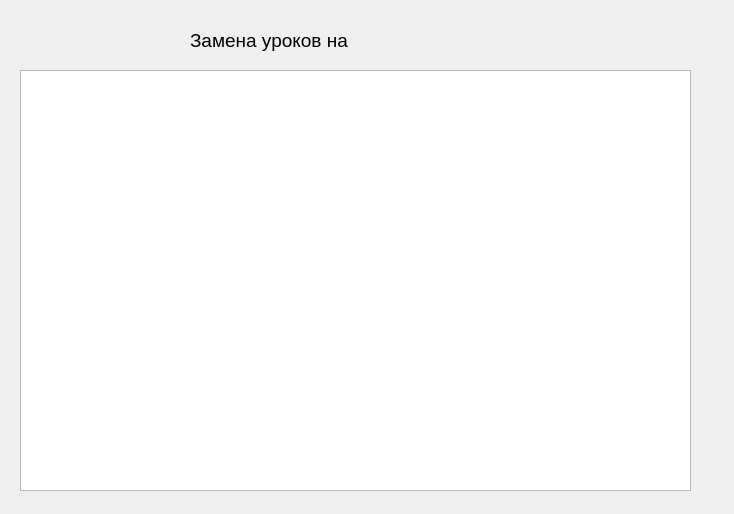
tanyaflos76/project_1, file dialog_form_3.ui: the form before one commit.
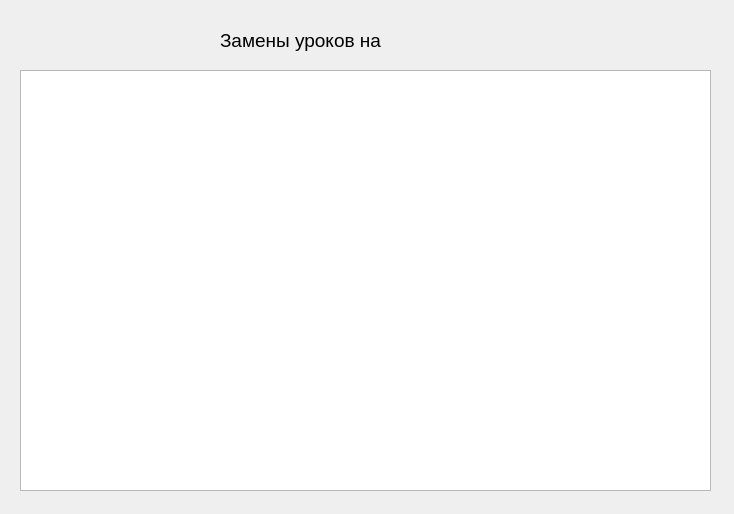
The form after the commit.

```diff
--- a/dialog_form_3.ui
+++ b/dialog_form_3.ui
@@ -10,13 +10,25 @@
     <height>514</height>
    </rect>
   </property>
+  <property name="minimumSize">
+   <size>
+    <width>734</width>
+    <height>514</height>
+   </size>
+  </property>
+  <property name="maximumSize">
+   <size>
+    <width>734</width>
+    <height>514</height>
+   </size>
+  </property>
   <property name="windowTitle">
    <string>Замены</string>
   </property>
   <widget class="QLabel" name="label_date">
    <property name="geometry">
     <rect>
-     <x>190</x>
+     <x>220</x>
      <y>20</y>
      <width>371</width>
      <height>41</height>
@@ -28,7 +40,7 @@
     </font>
    </property>
    <property name="text">
-    <string>Замена уроков на</string>
+    <string>Замены уроков на</string>
    </property>
   </widget>
   <widget class="QTableWidget" name="tableWidget">
@@ -36,7 +48,7 @@
     <rect>
      <x>20</x>
      <y>70</y>
-     <width>671</width>
+     <width>691</width>
      <height>421</height>
     </rect>
    </property>
```
